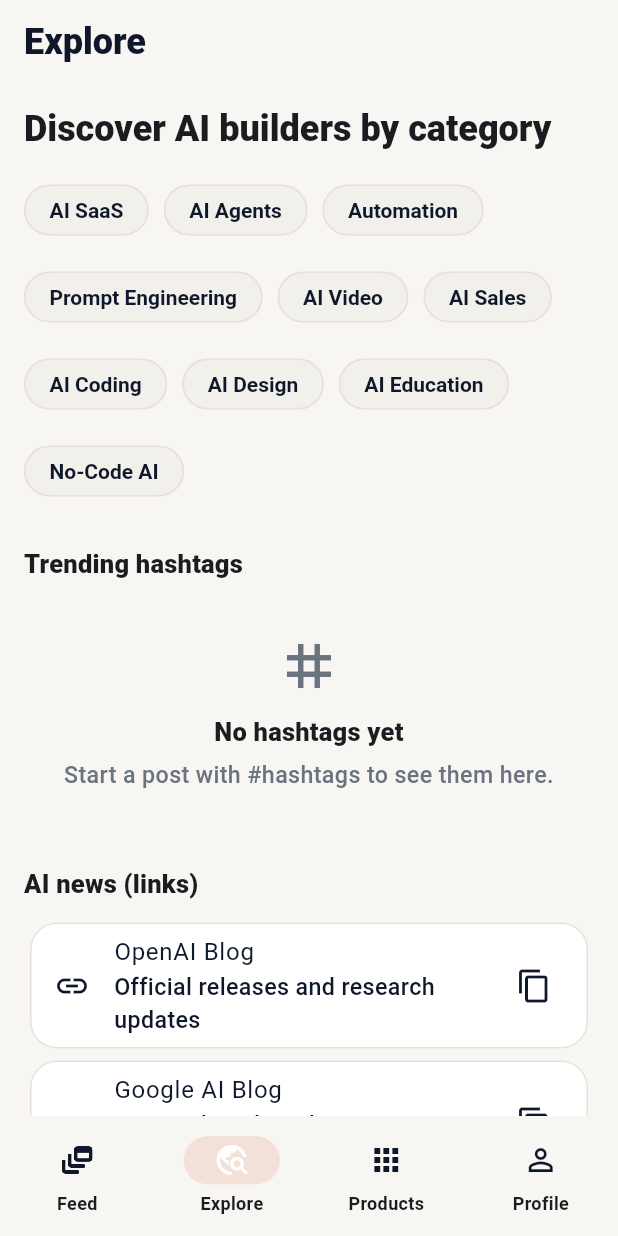
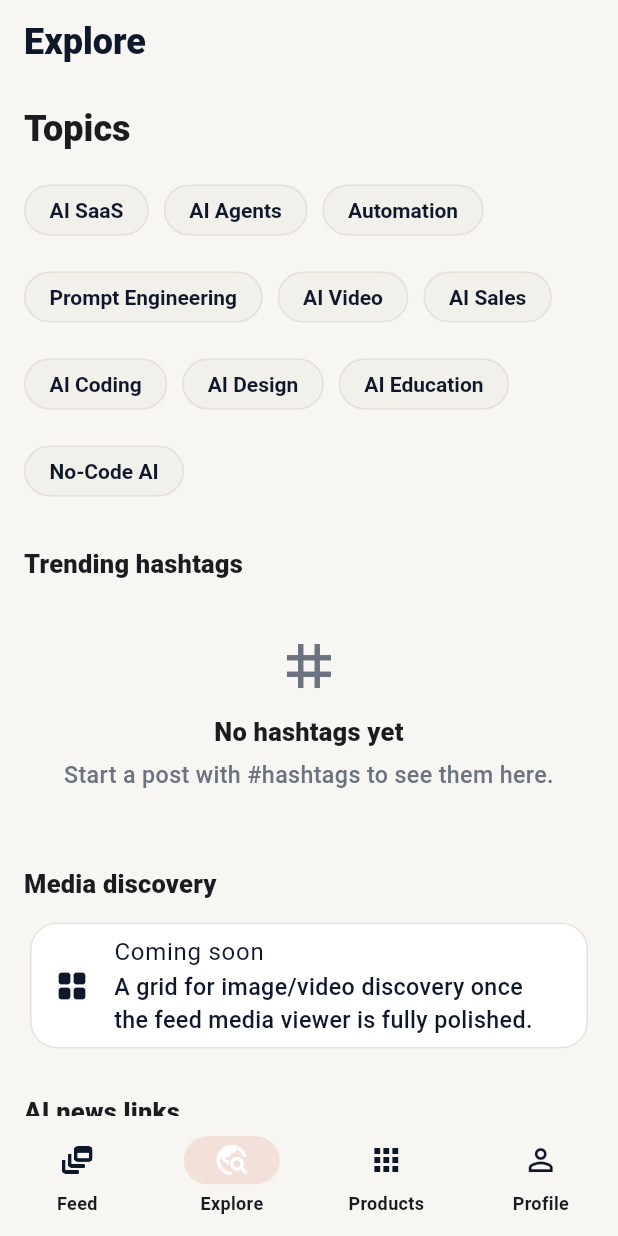
Before and after one commit to RafiMagsi/link_ai, a Flutter app: the screen it shows once a user with an empty profile is signed in, swiped to page 2, on a phone screen of 412 x 824 dp. Run offline on Flutter 3.47's test engine with Material 3 defaults, Android fonts, the light colour scheme and no system bars; our stand-ins replace cloud_firestore, cloud_functions, firebase_auth, firebase_core, firebase_messaging, firebase_storage and 3 more; accounts and stored records are empty; generated files the repository leaves out were written again.

Commit message:
## 6) Explore (two lanes: topics + trends)

```diff
--- a/lib/features/explore/presentation/pages/explore_page.dart
+++ b/lib/features/explore/presentation/pages/explore_page.dart
@@ -5,43 +5,60 @@ import 'package:go_router/go_router.dart';
 
 import '../../../../core/constants/app_sizes.dart';
 import '../../../../core/widgets/app_empty_state.dart';
-import '../../../../core/utils/hashtag_utils.dart';
-import '../../../feed/presentation/providers/post_providers.dart';
+import '../providers/explore_providers.dart';
 
 class ExplorePage extends ConsumerWidget {
   const ExplorePage({super.key});
 
-  static const categories = [
-    'AI SaaS',
-    'AI Agents',
-    'Automation',
-    'Prompt Engineering',
-    'AI Video',
-    'AI Sales',
-    'AI Coding',
-    'AI Design',
-    'AI Education',
-    'No-Code AI',
+  static const topics = <_ExploreTopic>[
+    _ExploreTopic(label: 'AI SaaS', tag: 'aisaas'),
+    _ExploreTopic(label: 'AI Agents', tag: 'aiagents'),
+    _ExploreTopic(label: 'Automation', tag: 'automation'),
+    _ExploreTopic(label: 'Prompt Engineering', tag: 'prompts'),
+    _ExploreTopic(label: 'AI Video', tag: 'aivideo'),
+    _ExploreTopic(label: 'AI Sales', tag: 'aisales'),
+    _ExploreTopic(label: 'AI Coding', tag: 'aicoding'),
+    _ExploreTopic(label: 'AI Design', tag: 'aidesign'),
+    _ExploreTopic(label: 'AI Education', tag: 'aieducation'),
+    _ExploreTopic(label: 'No‑Code AI', tag: 'nocode'),
+  ];
+
+  static const links = <_ExploreLink>[
+    _ExploreLink(
+      title: 'OpenAI Blog',
+      subtitle: 'Official releases and research updates',
+      url: 'https://openai.com/blog',
+    ),
+    _ExploreLink(
+      title: 'Google AI Blog',
+      subtitle: 'Research and product announcements',
+      url: 'https://ai.googleblog.com/',
+    ),
+    _ExploreLink(
+      title: 'Anthropic News',
+      subtitle: 'Model updates and safety posts',
+      url: 'https://www.anthropic.com/news',
+    ),
   ];
 
   @override
   Widget build(BuildContext context, WidgetRef ref) {
-    final latestState = ref.watch(latestPostsProvider);
+    final trendsState = ref.watch(trendingHashtagsProvider);
     return Scaffold(
       appBar: AppBar(title: const Text('Explore')),
       body: ListView(
         padding: const EdgeInsets.all(16),
         children: [
-          Text(
-            'Discover AI builders by category',
-            style: Theme.of(context).textTheme.titleLarge,
-          ),
+          Text('Topics', style: Theme.of(context).textTheme.titleLarge),
           const SizedBox(height: 16),
           Wrap(
             spacing: 10,
             runSpacing: 10,
-            children: categories.map((category) {
-              return ActionChip(label: Text(category), onPressed: () {});
+            children: topics.map((topic) {
+              return ActionChip(
+                label: Text(topic.label),
+                onPressed: () => context.push('/hashtags/${topic.tag}'),
+              );
             }).toList(),
           ),
           const SizedBox(height: 28),
@@ -50,22 +67,9 @@ class ExplorePage extends ConsumerWidget {
             style: Theme.of(context).textTheme.titleMedium,
           ),
           const SizedBox(height: 12),
-          latestState.when(
-            data: (posts) {
-              final counts = <String, int>{};
-              for (final post in posts) {
-                final tags = post.hashtags.isNotEmpty
-                    ? post.hashtags
-                    : HashtagUtils.extractNormalized(post.text);
-                for (final t in tags) {
-                  counts[t] = (counts[t] ?? 0) + 1;
-                }
-              }
-
-              final top = counts.entries.toList()
-                ..sort((a, b) => b.value.compareTo(a.value));
-
-              if (top.isEmpty) {
+          trendsState.when(
+            data: (trends) {
+              if (trends.isEmpty) {
                 return const AppEmptyState(
                   title: 'No hashtags yet',
                   subtitle: 'Start a post with #hashtags to see them here.',
@@ -76,10 +80,10 @@ class ExplorePage extends ConsumerWidget {
               return Wrap(
                 spacing: 10,
                 runSpacing: 10,
-                children: top.take(20).map((e) {
+                children: trends.map((e) {
                   return ActionChip(
-                    label: Text('#${e.key} · ${e.value}'),
-                    onPressed: () => context.push('/hashtags/${e.key}'),
+                    label: Text('#${e.tag} · ${e.count}'),
+                    onPressed: () => context.push('/hashtags/${e.tag}'),
                   );
                 }).toList(),
               );
@@ -95,45 +99,28 @@ class ExplorePage extends ConsumerWidget {
           ),
           const SizedBox(height: 28),
           Text(
-            'AI news (links)',
+            'Media discovery',
             style: Theme.of(context).textTheme.titleMedium,
           ),
           const SizedBox(height: 12),
-          _LinkCard(
-            title: 'OpenAI Blog',
-            subtitle: 'Official releases and research updates',
-            url: 'https://openai.com/blog',
-          ),
-          _LinkCard(
-            title: 'Google AI Blog',
-            subtitle: 'Research and product announcements',
-            url: 'https://ai.googleblog.com/',
-          ),
-          _LinkCard(
-            title: 'Anthropic News',
-            subtitle: 'Model updates and safety posts',
-            url: 'https://www.anthropic.com/news',
+          const Card(
+            child: ListTile(
+              leading: Icon(Icons.grid_view_rounded),
+              title: Text('Coming soon'),
+              subtitle: Text(
+                'A grid for image/video discovery once the feed media viewer is fully polished.',
+              ),
+            ),
           ),
           const SizedBox(height: 28),
-          Text(
-            'People looking for help',
-            style: Theme.of(context).textTheme.titleMedium,
-          ),
+          Text('AI news links', style: Theme.of(context).textTheme.titleMedium),
           const SizedBox(height: 12),
-          _ExploreCard(
-            title: 'Need beta users',
-            subtitle: 'AI founders testing MVPs',
-            icon: Icons.rocket_launch_outlined,
-          ),
-          _ExploreCard(
-            title: 'Need collaborators',
-            subtitle: 'Builders looking for designers, devs, and marketers',
-            icon: Icons.groups_outlined,
-          ),
-          _ExploreCard(
-            title: 'Need feedback',
-            subtitle: 'Projects waiting for honest product review',
-            icon: Icons.rate_review_outlined,
+          ...links.map(
+            (link) => _LinkCard(
+              title: link.title,
+              subtitle: link.subtitle,
+              url: link.url,
+            ),
           ),
         ],
       ),
@@ -141,29 +128,23 @@ class ExplorePage extends ConsumerWidget {
   }
 }
 
-class _ExploreCard extends StatelessWidget {
-  const _ExploreCard({
+class _ExploreTopic {
+  const _ExploreTopic({required this.label, required this.tag});
+
+  final String label;
+  final String tag;
+}
+
+class _ExploreLink {
+  const _ExploreLink({
     required this.title,
     required this.subtitle,
-    required this.icon,
+    required this.url,
   });
 
   final String title;
   final String subtitle;
-  final IconData icon;
-
-  @override
-  Widget build(BuildContext context) {
-    return Card(
-      child: ListTile(
-        leading: Icon(icon),
-        title: Text(title),
-        subtitle: Text(subtitle),
-        trailing: const Icon(Icons.chevron_right),
-        onTap: () {},
-      ),
-    );
-  }
+  final String url;
 }
 
 class _LinkCard extends StatelessWidget {
--- /dev/null
+++ b/lib/features/explore/presentation/providers/explore_providers.dart
@@ -0,0 +1,38 @@
+import 'package:flutter_riverpod/flutter_riverpod.dart';
+
+import '../../../../core/utils/hashtag_utils.dart';
+import '../../../feed/presentation/providers/post_providers.dart';
+
+class HashtagTrend {
+  final String tag;
+  final int count;
+
+  const HashtagTrend({required this.tag, required this.count});
+}
+
+final trendingHashtagsProvider = StreamProvider<List<HashtagTrend>>((ref) {
+  return ref
+      .watch(postRemoteDataSourceProvider)
+      .watchLatestPosts(limit: 200)
+      .map((posts) {
+        final counts = <String, int>{};
+
+        for (final post in posts) {
+          final tags = post.hashtags.isNotEmpty
+              ? post.hashtags
+              : HashtagUtils.extractNormalized(post.text);
+
+          for (final tag in tags) {
+            counts[tag] = (counts[tag] ?? 0) + 1;
+          }
+        }
+
+        final trends =
+            counts.entries
+                .map((e) => HashtagTrend(tag: e.key, count: e.value))
+                .toList()
+              ..sort((a, b) => b.count.compareTo(a.count));
+
+        return trends.take(20).toList(growable: false);
+      });
+});
```
